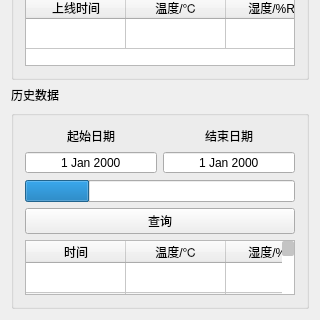
The window that mainwindow.ui (381171634/Remote-Monitor-Phone) describes before a commit, drawn with Qt 5; both pictures show x 0 to 320 and y 211 to 531 of the 320 by 531 pixel window.
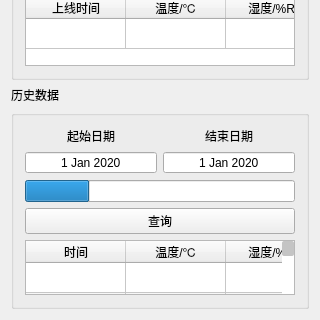
The same window after the commit.

The edit to the form file:
```diff
--- a/mainwindow.ui
+++ b/mainwindow.ui
@@ -547,6 +547,23 @@
          <property name="buttonSymbols">
           <enum>QAbstractSpinBox::NoButtons</enum>
          </property>
+         <property name="dateTime">
+          <datetime>
+           <hour>0</hour>
+           <minute>0</minute>
+           <second>0</second>
+           <year>2020</year>
+           <month>1</month>
+           <day>1</day>
+          </datetime>
+         </property>
+         <property name="maximumDate">
+          <date>
+           <year>2106</year>
+           <month>2</month>
+           <day>7</day>
+          </date>
+         </property>
         </widget>
        </item>
        <item row="1" column="0">
@@ -563,6 +580,26 @@
          <property name="buttonSymbols">
           <enum>QAbstractSpinBox::NoButtons</enum>
          </property>
+         <property name="dateTime">
+          <datetime>
+           <hour>0</hour>
+           <minute>0</minute>
+           <second>0</second>
+           <year>2020</year>
+           <month>1</month>
+           <day>1</day>
+          </datetime>
+         </property>
+         <property name="maximumDateTime">
+          <datetime>
+           <hour>23</hour>
+           <minute>59</minute>
+           <second>59</second>
+           <year>2106</year>
+           <month>2</month>
+           <day>7</day>
+          </datetime>
+         </property>
         </widget>
        </item>
        <item row="3" column="0" colspan="2">
```
